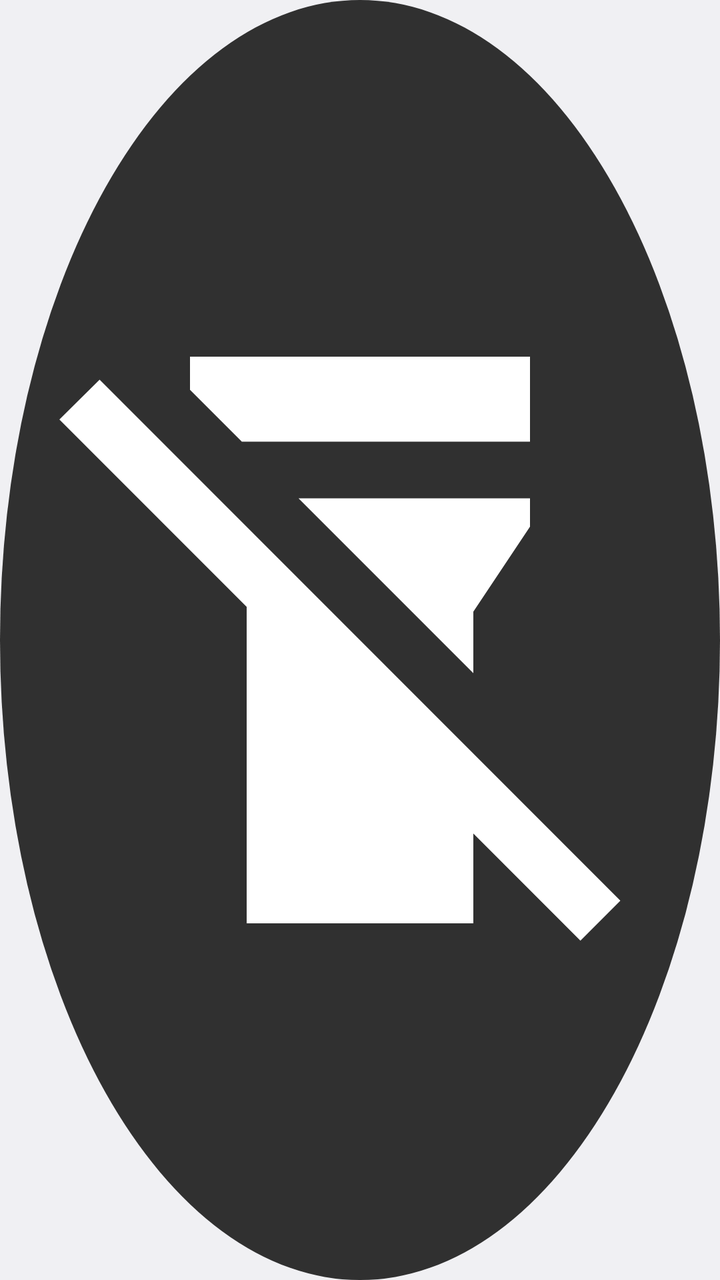
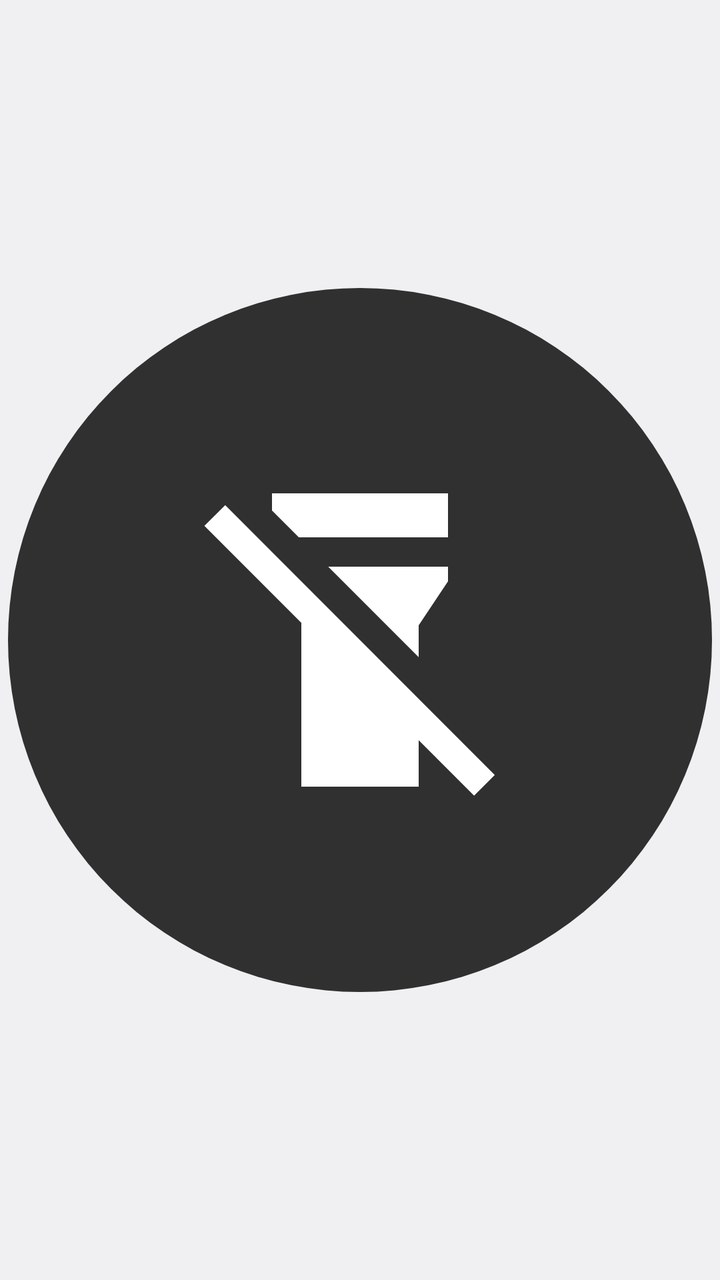

An Android layout rendered at two revisions. The XML below is the earlier revision; the diff shows what the commit changed to produce the second picture.
<!-- AndroidManifest.xml: application theme AppTheme -->
<!-- res/layout/widget_flashlight.xml -->
<?xml version="1.0" encoding="utf-8"?>
<FrameLayout xmlns:android="http://schemas.android.com/apk/res/android"
    android:id="@+id/widget_root"
    android:layout_width="match_parent"
    android:layout_height="match_parent"
    android:background="@drawable/widget_bg_off"
    android:contentDescription="@string/toggle_flashlight">

    <ImageView
        android:id="@+id/widget_icon"
        android:layout_width="match_parent"
        android:layout_height="match_parent"
        android:importantForAccessibility="no"
        android:padding="10dp"
        android:scaleType="fitCenter"
        android:src="@drawable/ic_flashlight_off" />
</FrameLayout>
<!-- resources referenced by this layout -->
<resources>
  <!-- drawable ic_flashlight_off (drawable) -->
  <vector xmlns:android="http://schemas.android.com/apk/res/android"
      android:width="24dp"
      android:height="24dp"
      android:viewportWidth="24"
      android:viewportHeight="24">
      <path
          android:fillColor="@color/icon_off"
          android:pathData="M18,5V2H6v1.17L7.83,5zM16,11l2,-3V7H9.83L16,13.17zM2.81,2.81L1.39,4.22 8,10.83V22h8v-3.17l3.78,3.78 1.41,-1.41z" />
  </vector>
  <!-- drawable widget_bg_off (drawable) -->
  <?xml version="1.0" encoding="utf-8"?>
  <shape xmlns:android="http://schemas.android.com/apk/res/android" android:shape="oval">
      <solid android:color="@color/torch_off" />
  </shape>
  <string name="toggle_flashlight">Toggle flashlight</string>
  <style name="AppTheme" parent="@android:style/Theme.DeviceDefault.Light" />
  <color name="icon_off">#FFFFFF</color>
  <color name="torch_off">#303030</color>
</resources>

<!-- the commit's change to res/layout/widget_flashlight.xml (unified diff, before → after) -->
@@ -3,7 +3,6 @@
     android:id="@+id/widget_root"
     android:layout_width="match_parent"
     android:layout_height="match_parent"
-    android:background="@drawable/widget_bg_off"
     android:contentDescription="@string/toggle_flashlight">
 
     <ImageView
@@ -11,7 +10,7 @@
         android:layout_width="match_parent"
         android:layout_height="match_parent"
         android:importantForAccessibility="no"
-        android:padding="10dp"
+        android:padding="4dp"
         android:scaleType="fitCenter"
-        android:src="@drawable/ic_flashlight_off" />
+        android:src="@drawable/widget_off" />
 </FrameLayout>
<!-- resource entries referenced after the edit -->
@@ -1,5 +1,23 @@
 <!-- resources referenced by this layout -->
 <resources>
+  <!-- drawable widget_off (drawable) -->
+  <?xml version="1.0" encoding="utf-8"?>
+  <layer-list xmlns:android="http://schemas.android.com/apk/res/android">
+      <item>
+          <shape android:shape="oval">
+              <solid android:color="@color/torch_off" />
+              <size
+                  android:width="48dp"
+                  android:height="48dp" />
+          </shape>
+      </item>
+      <item
+          android:drawable="@drawable/ic_flashlight_off"
+          android:bottom="12dp"
+          android:left="12dp"
+          android:right="12dp"
+          android:top="12dp" />
+  </layer-list>
   <!-- drawable ic_flashlight_off (drawable) -->
   <vector xmlns:android="http://schemas.android.com/apk/res/android"
       android:width="24dp"
@@ -10,11 +28,6 @@
           android:fillColor="@color/icon_off"
           android:pathData="M18,5V2H6v1.17L7.83,5zM16,11l2,-3V7H9.83L16,13.17zM2.81,2.81L1.39,4.22 8,10.83V22h8v-3.17l3.78,3.78 1.41,-1.41z" />
   </vector>
-  <!-- drawable widget_bg_off (drawable) -->
-  <?xml version="1.0" encoding="utf-8"?>
-  <shape xmlns:android="http://schemas.android.com/apk/res/android" android:shape="oval">
-      <solid android:color="@color/torch_off" />
-  </shape>
   <string name="toggle_flashlight">Toggle flashlight</string>
   <style name="AppTheme" parent="@android:style/Theme.DeviceDefault.Light" />
   <color name="icon_off">#FFFFFF</color>
